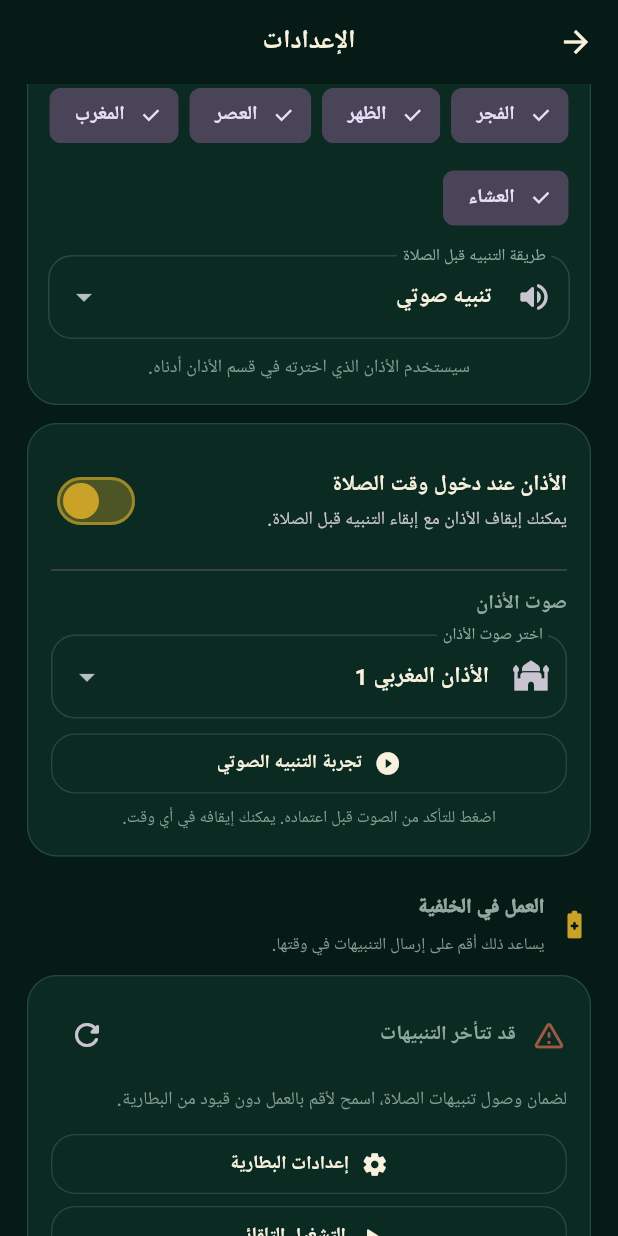
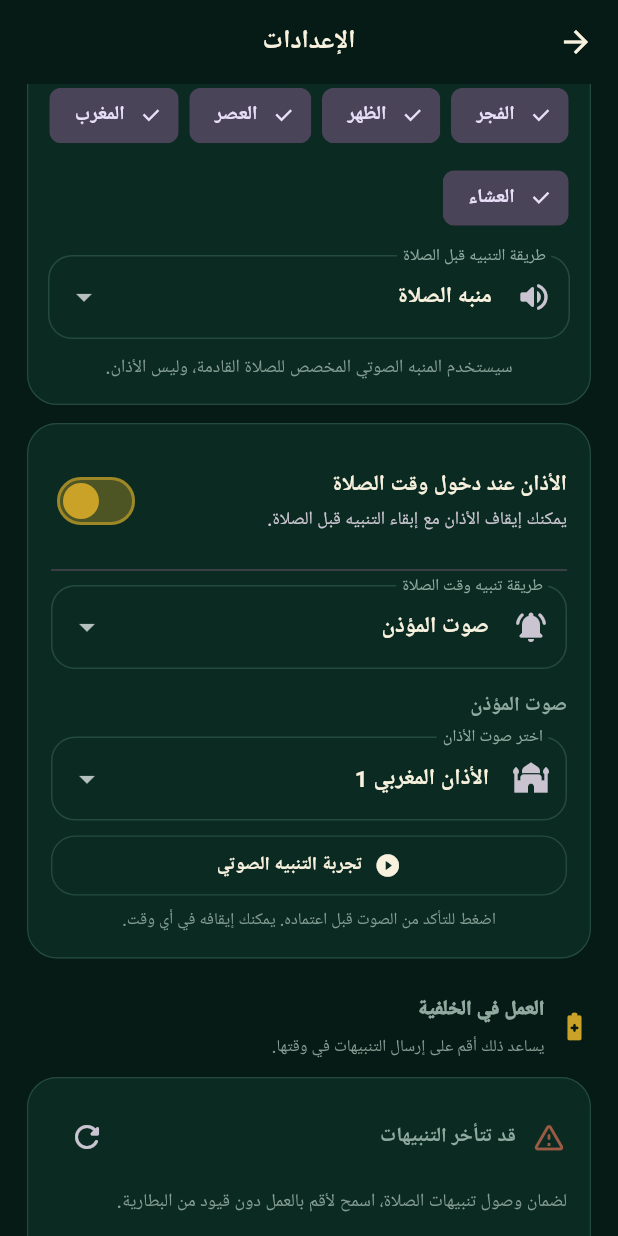
Before and after one commit to bdssmdkacem-dot/aqim, a Flutter app: the SettingsScreen screen opened directly, scrolled down 576 dp, on a phone screen of 412 x 824 dp. Run offline on Flutter 3.47's test engine with Material 3 defaults, Android fonts, the phone set to English and light mode, and no system bars; our stand-ins replace audioplayers, flutter_compass, flutter_local_notifications, flutter_timezone, geolocator, google_fonts and 5 more; missing offline and left inert: quran_with_tafsir; accounts and stored records are empty; network calls fail; Roboto replaces fonts that are missing (Cairo, Tajawal).

Commit message:
feat: apply Aqim monthly agenda and settings UI

```diff
--- a/lib/screens/settings_screen.dart
+++ b/lib/screens/settings_screen.dart
@@ -30,8 +30,14 @@ class _SettingsScreenState extends State<SettingsScreen>
     'azan_abdebast': 'أذان عبد الباسط',
   };
 
-  static const _alertModes = <String, String>{
-    'adhan': 'تنبيه صوتي',
+  static const _prePrayerModes = <String, String>{
+    'alarm': 'منبه الصلاة',
+    'ringtone': 'رنة الهاتف',
+    'vibrate': 'هزاز فقط',
+  };
+
+  static const _adhanModes = <String, String>{
+    'adhan': 'صوت المؤذن',
     'ringtone': 'رنة الهاتف',
     'vibrate': 'هزاز فقط',
   };
@@ -47,9 +53,10 @@ class _SettingsScreenState extends State<SettingsScreen>
   bool _batteryReady = false;
   bool _checkingBattery = true;
   bool _prePrayerEnabled = true;
-  String _prePrayerMode = 'adhan';
+  String _prePrayerMode = 'alarm';
   Set<String> _prePrayerPrayers = Prayer.values.map((p) => p.name).toSet();
   String _selectedAdhan = 'azan_maroc_1';
+  String _adhanAlertMode = 'adhan';
   bool _loadingAudio = true;
   bool _playingAdhan = false;
 
@@ -84,8 +91,9 @@ class _SettingsScreenState extends State<SettingsScreen>
     if (!mounted) return;
     setState(() {
       _prePrayerEnabled = prefs.getBool('pre_prayer_enabled') ?? true;
-      _prePrayerMode = prefs.getString('pre_prayer_alert_mode') ?? 'adhan';
+      _prePrayerMode = prefs.getString('pre_prayer_alert_mode') ?? 'alarm';
       _selectedAdhan = prefs.getString('adhan_sound') ?? 'azan_maroc_1';
+      _adhanAlertMode = prefs.getString('adhan_alert_mode') ?? 'adhan';
       final saved = prefs.getStringList('pre_prayer_prayers');
       _prePrayerPrayers = saved == null || saved.isEmpty
           ? Prayer.values.map((p) => p.name).toSet()
@@ -107,6 +115,14 @@ class _SettingsScreenState extends State<SettingsScreen>
     await prefs.setString('adhan_sound', value);
     if (!mounted) return;
     setState(() => _selectedAdhan = value);
+    await context.read<AppState>().loadPrayerTimes();
+  }
+
+  Future<void> _selectAdhanMode(String value) async {
+    final prefs = await SharedPreferences.getInstance();
+    await prefs.setString('adhan_alert_mode', value);
+    if (!mounted) return;
+    setState(() => _adhanAlertMode = value);
     await context.read<AppState>().loadPrayerTimes();
   }
 
@@ -300,7 +316,7 @@ class _SettingsScreenState extends State<SettingsScreen>
                   labelText: 'طريقة التنبيه قبل الصلاة',
                   prefixIcon: Icon(Icons.volume_up_rounded),
                 ),
-                items: _alertModes.entries.map((entry) {
+                items: _prePrayerModes.entries.map((entry) {
                   return DropdownMenuItem(value: entry.key, child: Text(entry.value));
                 }).toList(),
                 onChanged: (value) async {
@@ -311,8 +327,8 @@ class _SettingsScreenState extends State<SettingsScreen>
               ),
               const SizedBox(height: 8),
               Text(
-                _prePrayerMode == 'adhan'
-                    ? 'سيستخدم الأذان الذي اخترته في قسم الأذان أدناه.'
+                _prePrayerMode == 'alarm'
+                    ? 'سيستخدم المنبه الصوتي المخصص للصلاة القادمة، وليس الأذان.'
                     : _prePrayerMode == 'ringtone'
                         ? 'سيستخدم رنة الإشعارات الافتراضية للهاتف.'
                         : 'سيكون التنبيه بالاهتزاز فقط دون صوت.',
@@ -340,7 +356,22 @@ class _SettingsScreenState extends State<SettingsScreen>
               subtitle: const Text('يمكنك إيقاف الأذان مع إبقاء التنبيه قبل الصلاة.', style: TextStyle(fontSize: 12)),
             ),
             const Divider(height: 20),
-            const Text('صوت الأذان', style: TextStyle(fontWeight: FontWeight.w800)),
+            DropdownButtonFormField<String>(
+              initialValue: _adhanAlertMode,
+              decoration: const InputDecoration(
+                labelText: 'طريقة تنبيه وقت الصلاة',
+                prefixIcon: Icon(Icons.notifications_active_rounded),
+              ),
+              items: _adhanModes.entries.map((entry) {
+                return DropdownMenuItem(value: entry.key, child: Text(entry.value));
+              }).toList(),
+              onChanged: (value) {
+                if (value != null) _selectAdhanMode(value);
+              },
+            ),
+            const SizedBox(height: 12),
+            if (_adhanAlertMode == 'adhan') ...[
+              const Text('صوت المؤذن', style: TextStyle(fontWeight: FontWeight.w800)),
             const SizedBox(height: 8),
             if (_loadingAudio)
               const LinearProgressIndicator()
@@ -360,7 +391,7 @@ class _SettingsScreenState extends State<SettingsScreen>
               ),
             const SizedBox(height: 10),
             OutlinedButton.icon(
-              onPressed: _loadingAudio ? null : _previewAdhan,
+              onPressed: _loadingAudio || _adhanAlertMode != 'adhan' ? null : _previewAdhan,
               icon: Icon(_playingAdhan ? Icons.stop_circle_rounded : Icons.play_circle_fill_rounded),
               label: Text(_playingAdhan ? 'إيقاف التنبيه الصوتي' : 'تجربة التنبيه الصوتي'),
             ),
@@ -370,6 +401,14 @@ class _SettingsScreenState extends State<SettingsScreen>
               textAlign: TextAlign.center,
               style: TextStyle(fontSize: 11, color: AppColors.textMuted),
             ),
+            ] else
+              Text(
+                _adhanAlertMode == 'ringtone'
+                    ? 'سيستخدم رنة الإشعارات الافتراضية للهاتف.'
+                    : 'سيكون التنبيه بالاهتزاز فقط دون صوت.',
+                textAlign: TextAlign.center,
+                style: const TextStyle(fontSize: 12, color: AppColors.textMuted),
+              ),
           ],
         ),
       ),
```
Also changed, not shown: lib/services/notification_service.dart (+31 -9 lines).
